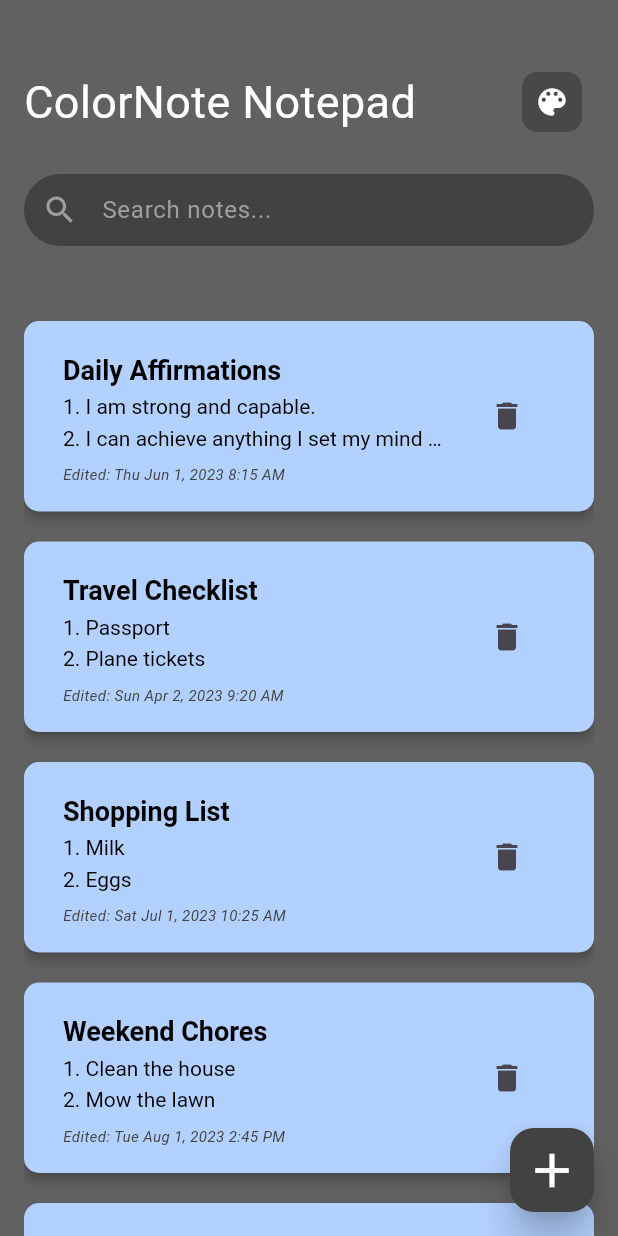
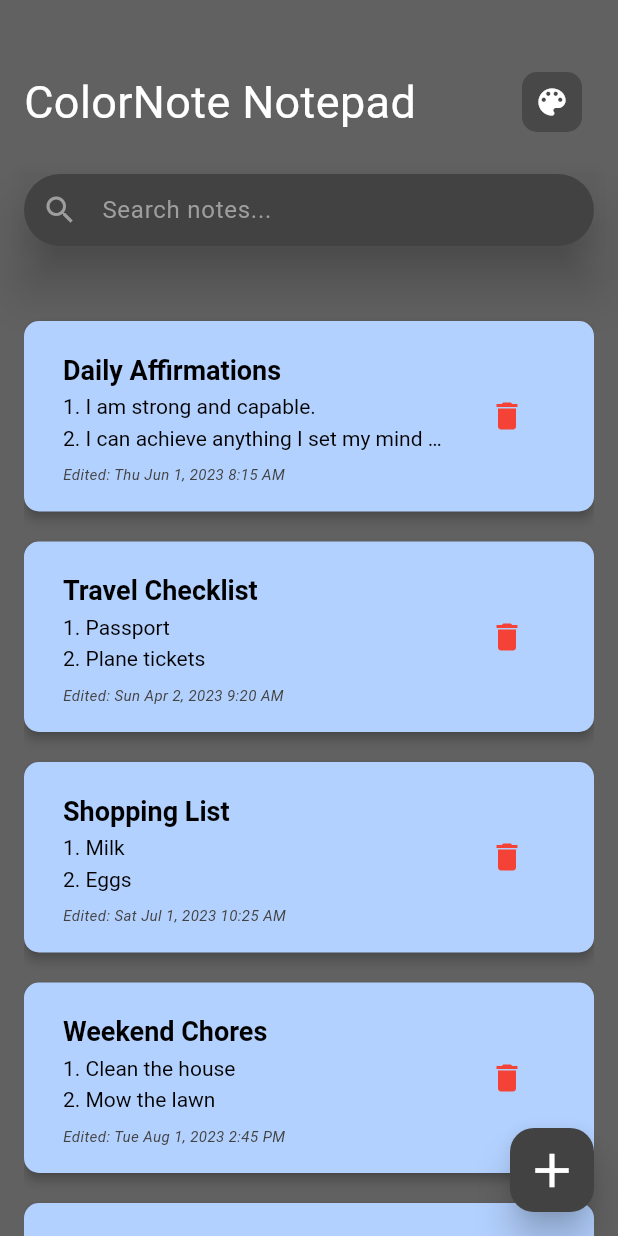
Before and after one commit to Chaovey/note-app, a Flutter app: the screen it shows after launch, on a phone screen of 412 x 824 dp. Run offline on Flutter 3.47's test engine with Material 3 defaults, Android fonts, the phone set to English and light mode, and no system bars.

Commit message:
update commit

```diff
--- a/lib/screens/home.dart
+++ b/lib/screens/home.dart
@@ -92,7 +92,7 @@ class _HomeScreenState extends State<HomeScreen> {
             icon: Icons.color_lens,
             backgroundColor: Colors.grey.shade800.withOpacity(0.8),
           ),
-        )
+        ),
       ],
     );
   }
@@ -110,7 +110,10 @@ class _HomeScreenState extends State<HomeScreen> {
   }
 
   Widget _buildSearchBar() {
-    return TextField(
+    return Material(
+      elevation: 14,
+      color: Colors.transparent,
+      child: TextField(
         onChanged: onSearch,
         style: const TextStyle(fontSize: 16, color: Colors.white),
         decoration: InputDecoration(
@@ -122,11 +125,12 @@ class _HomeScreenState extends State<HomeScreen> {
           filled: true,
           focusedBorder: OutlineInputBorder(
             borderRadius: BorderRadius.circular(30),
-          borderSide: const BorderSide(color: Colors.transparent),
+            borderSide: BorderSide.none,
           ),
           enabledBorder: OutlineInputBorder(
             borderRadius: BorderRadius.circular(30),
-          borderSide: const BorderSide(color: Colors.transparent),
+            borderSide: BorderSide.none,
+          ),
         ),
       ),
     );
@@ -154,7 +158,7 @@ class _HomeScreenState extends State<HomeScreen> {
       child: Padding(
         padding: const EdgeInsets.all(10.0),
         child: ListTile(
-          onTap: () async => _editNoteScreen(index),
+          onTap: () => _editNoteScreen(index),
           title: _buildNoteTitle(note),
           subtitle: _buildNoteSubtitle(note),
           trailing: _buildDeleteButton(index),
@@ -212,7 +216,7 @@ class _HomeScreenState extends State<HomeScreen> {
           deleteNoteAt(index);
         }
       },
-      icon: const Icon(Icons.delete),
+      icon: const Icon(Icons.delete, color: Colors.red),
     );
   }
 
```
Lines whose indentation alone changed are shown as unchanged.
